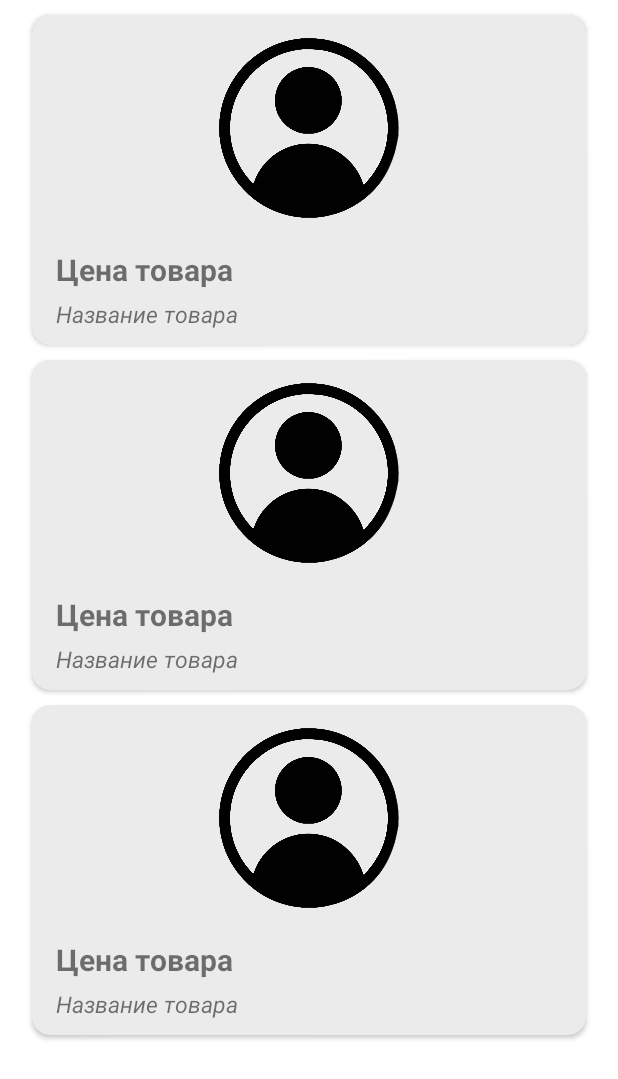
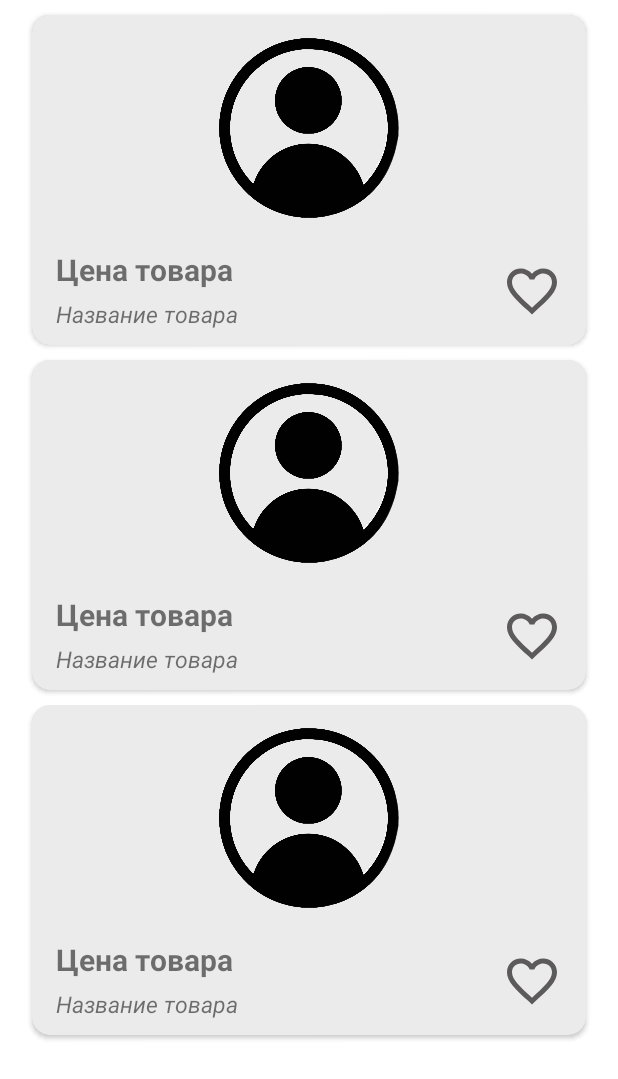
Before and after one commit to ssLukass/GroomVer, an Android app: the layout fragment_home.xml on its own in the app's theme, with its tools: preview values and no code run, on a phone screen of 412 x 824 dp. Shown: the top 1079 px of the screen. Run offline under Robolectric (Android 15) with nearby library versions, the phone set to English and light mode, and no system bars.

Commit message:
Search completed Taken strings.xml favorite_selector.xml

```diff
--- a/app/src/main/java/com/example/groomver/fragments/HomeFragment.java
+++ b/app/src/main/java/com/example/groomver/fragments/HomeFragment.java
@@ -6,12 +6,10 @@ import android.os.Bundle;
 import androidx.annotation.NonNull;
 import androidx.annotation.Nullable;
 import androidx.fragment.app.Fragment;
-import androidx.recyclerview.widget.GridLayoutManager;
 import androidx.recyclerview.widget.LinearLayoutManager;
 import androidx.recyclerview.widget.RecyclerView;
 import androidx.recyclerview.widget.StaggeredGridLayoutManager;
 
-import android.util.Log;
 import android.view.LayoutInflater;
 import android.view.View;
 import android.view.ViewGroup;
@@ -22,7 +20,6 @@ import com.example.groomver.adapters.ProductsAdapter;
 import com.example.groomver.interfaces.ProductClickCallback;
 import com.example.groomver.interfaces.ProductListCallback;
 import com.example.groomver.models.Product;
-import com.example.groomver.models.User;
 import com.google.firebase.database.DataSnapshot;
 import com.google.firebase.database.DatabaseError;
 import com.google.firebase.database.FirebaseDatabase;
@@ -57,7 +54,7 @@ public class HomeFragment extends Fragment {
         getProductList(new ProductListCallback() {
             @Override
             public void onListReceived(ArrayList<Product> products) {
-                ProductsAdapter adapter = new ProductsAdapter(new ProductClickCallback() {
+                ProductsAdapter adapter = new ProductsAdapter(requireContext(), new ProductClickCallback() {
                     @Override
                     public void onClick(Product product) {
                         Intent intent = new Intent();
--- /dev/null
+++ b/app/src/main/res/drawable/favorite_selector.xml
@@ -0,0 +1,7 @@
+<?xml version="1.0" encoding="utf-8"?>
+<selector
+    xmlns:android="http://schemas.android.com/apk/res/android">
+    <item android:drawable="@drawable/ic_baseline_favorite_border_24" android:state_selected="false"/>
+    <item android:drawable="@drawable/ic_baseline_favorite_24" android:state_selected="true" />
+
+</selector>
--- /dev/null
+++ b/app/src/main/res/drawable/ic_baseline_favorite_24.xml
@@ -0,0 +1,10 @@
+<vector xmlns:android="http://schemas.android.com/apk/res/android"
+    android:width="24dp"
+    android:height="24dp"
+    android:viewportWidth="24"
+    android:viewportHeight="24"
+    android:tint="@color/error">
+  <path
+      android:fillColor="@android:color/white"
+      android:pathData="M12,21.35l-1.45,-1.32C5.4,15.36 2,12.28 2,8.5 2,5.42 4.42,3 7.5,3c1.74,0 3.41,0.81 4.5,2.09C13.09,3.81 14.76,3 16.5,3 19.58,3 22,5.42 22,8.5c0,3.78 -3.4,6.86 -8.55,11.54L12,21.35z"/>
+</vector>
--- /dev/null
+++ b/app/src/main/res/drawable/ic_baseline_favorite_border_24.xml
@@ -0,0 +1,10 @@
+<vector xmlns:android="http://schemas.android.com/apk/res/android"
+    android:width="24dp"
+    android:height="24dp"
+    android:viewportWidth="24"
+    android:viewportHeight="24"
+    android:tint="#5C5A5A">
+  <path
+      android:fillColor="@color/white"
+      android:pathData="M16.5,3c-1.74,0 -3.41,0.81 -4.5,2.09C10.91,3.81 9.24,3 7.5,3 4.42,3 2,5.42 2,8.5c0,3.78 3.4,6.86 8.55,11.54L12,21.35l1.45,-1.32C18.6,15.36 22,12.28 22,8.5 22,5.42 19.58,3 16.5,3zM12.1,18.55l-0.1,0.1 -0.1,-0.1C7.14,14.24 4,11.39 4,8.5 4,6.5 5.5,5 7.5,5c1.54,0 3.04,0.99 3.57,2.36h1.87C13.46,5.99 14.96,5 16.5,5c2,0 3.5,1.5 3.5,3.5 0,2.89 -3.14,5.74 -7.9,10.05z"/>
+</vector>
--- a/app/src/main/res/layout/product_item.xml
+++ b/app/src/main/res/layout/product_item.xml
@@ -22,6 +22,13 @@
             android:scaleType="centerCrop"
             android:src="@drawable/profile" />
 
+        <ImageView
+            android:id="@+id/iv_favorite"
+            android:layout_width="40dp"
+            android:layout_height="40dp"
+            android:layout_gravity="bottom|end"
+            android:layout_margin="16dp"
+            android:src="@drawable/favorite_selector" />
 
         <LinearLayout
             android:layout_width="wrap_content"
@@ -48,8 +55,6 @@
                 android:text="@string/Name_product"
                 android:textSize="15sp"
                 android:textStyle="italic" />
-
-
         </LinearLayout>
     </FrameLayout>
 </androidx.cardview.widget.CardView>
```
Also changed, not shown: app/src/main/java/com/example/groomver/adapters/ProductsAdapter.java (+52 -17 lines), app/src/main/java/com/example/groomver/models/Product.java (+25 -2 lines), app/src/main/res/layout/item_product.xml (+14 -3 lines).
